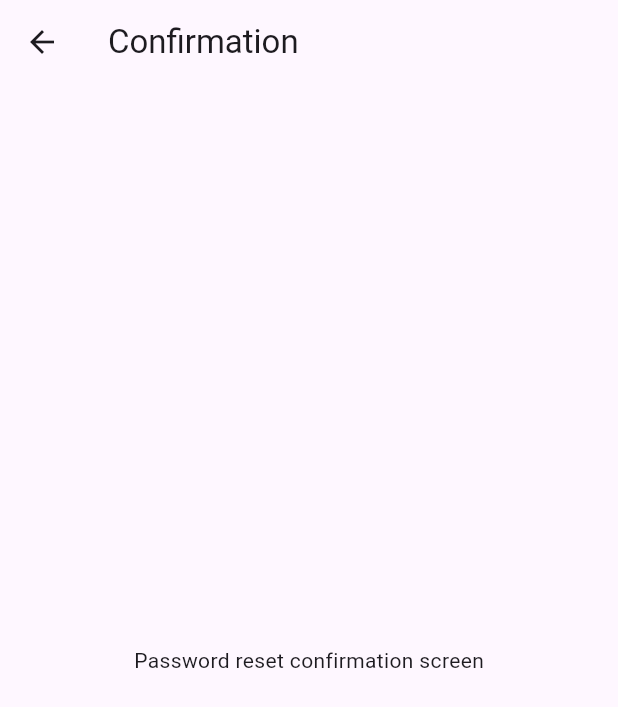
After one commit to Pregum/auto_route_100_exercise, a Flutter app: the Exercise21ConfirmationPage screen opened by its route, on a phone screen of 412 x 824 dp. The commit adds this screen. Shown: the top 707 px of the screen. Run offline on Flutter 3.47's test engine with Material 3 defaults, Android fonts, the phone set to English and light mode, and no system bars; our stand-ins replace auto_route, flutter_riverpod, riverpod_annotation; generated files the repository leaves out were written again.

Commit message:
update: exercise21 を追加

```diff
--- /dev/null
+++ b/lib/exercises/section2/exercise21.dart
@@ -0,0 +1,44 @@
+import 'package:auto_route/auto_route.dart';
+import 'package:auto_route_100_exercise/main_router.dart';
+import 'package:flutter/material.dart';
+
+@RoutePage()
+class Exercise21Page1 extends StatelessWidget {
+  final String title;
+  const Exercise21Page1({super.key, required this.title});
+
+  @override
+  Widget build(BuildContext context) {
+    return Scaffold(
+      appBar: AppBar(
+        title: Text(title),
+      ),
+      body: Center(
+        child: ElevatedButton(
+          child: const Text('Reset Password'),
+          onPressed: () {
+            // Navigate to the confirmation screen
+            context.router.popAndPush(const Exercise21ConfirmationRoute());
+          },
+        ),
+      ),
+    );
+  }
+}
+
+@RoutePage()
+class Exercise21ConfirmationPage extends StatelessWidget {
+  const Exercise21ConfirmationPage({super.key});
+
+  @override
+  Widget build(BuildContext context) {
+    return Scaffold(
+      appBar: AppBar(
+        title: const Text('Confirmation'),
+      ),
+      body: const Center(
+        child: Text('Password reset confirmation screen'),
+      ),
+    );
+  }
+}
--- a/lib/exercises/section2/section2_router.dart
+++ b/lib/exercises/section2/section2_router.dart
@@ -28,4 +28,6 @@ List<AutoRoute> section2Routes(Ref ref) => [
       AutoRoute(page: Exercise19Route2.page, guards: [AuthGuard(ref)]),
       AutoRoute(page: Exercise20LoginRoute.page),
       AutoRoute(page: Exercise20RegistrationCompleteRoute.page),
+      AutoRoute(page: Exercise21Route1.page),
+      AutoRoute(page: Exercise21ConfirmationRoute.page),
     ];
--- a/lib/main_router.dart
+++ b/lib/main_router.dart
@@ -20,6 +20,7 @@ import 'package:auto_route_100_exercise/exercises/section2/exercise17.dart';
 import 'package:auto_route_100_exercise/exercises/section2/exercise18.dart';
 import 'package:auto_route_100_exercise/exercises/section2/exercise19.dart';
 import 'package:auto_route_100_exercise/exercises/section2/exercise20.dart';
+import 'package:auto_route_100_exercise/exercises/section2/exercise21.dart';
 import 'package:auto_route_100_exercise/exercises/section2/section2_router.dart';
 import 'package:auto_route_100_exercise/main.dart';
 import 'package:flutter/material.dart';
```
Also changed, not shown: lib/main_router.gr.dart.
